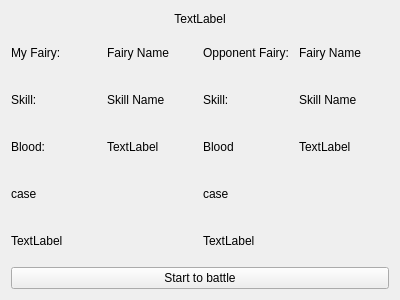
Qt form client/battlefieldform.ui (beenleyi/FairyBattle) before a commit.
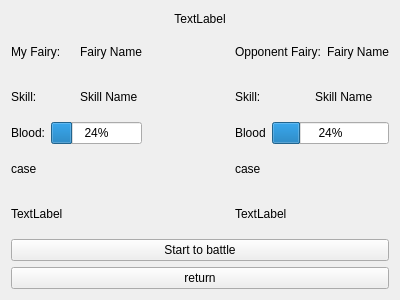
The same form after that commit.

What changed in the file:
```diff
--- a/client/battlefieldform.ui
+++ b/client/battlefieldform.ui
@@ -82,9 +82,9 @@
             </widget>
            </item>
            <item>
-            <widget class="QLabel" name="myblood_label">
-             <property name="text">
-              <string>TextLabel</string>
+            <widget class="QProgressBar" name="myBlood_progressBar">
+             <property name="value">
+              <number>24</number>
              </property>
             </widget>
            </item>
@@ -106,6 +106,19 @@
          </item>
         </layout>
        </item>
+       <item>
+        <spacer name="horizontalSpacer">
+         <property name="orientation">
+          <enum>Qt::Horizontal</enum>
+         </property>
+         <property name="sizeHint" stdset="0">
+          <size>
+           <width>10</width>
+           <height>20</height>
+          </size>
+         </property>
+        </spacer>
+       </item>
        <item>
         <layout class="QVBoxLayout" name="verticalLayout_2">
          <item>
@@ -154,9 +167,9 @@
             </widget>
            </item>
            <item>
-            <widget class="QLabel" name="opponentBlood_label">
-             <property name="text">
-              <string>TextLabel</string>
+            <widget class="QProgressBar" name="opponentBlood_progressBar">
+             <property name="value">
+              <number>24</number>
              </property>
             </widget>
            </item>
@@ -187,6 +200,13 @@
        </property>
       </widget>
      </item>
+     <item>
+      <widget class="QPushButton" name="return_pushButton">
+       <property name="text">
+        <string>return</string>
+       </property>
+      </widget>
+     </item>
     </layout>
    </item>
   </layout>
```
